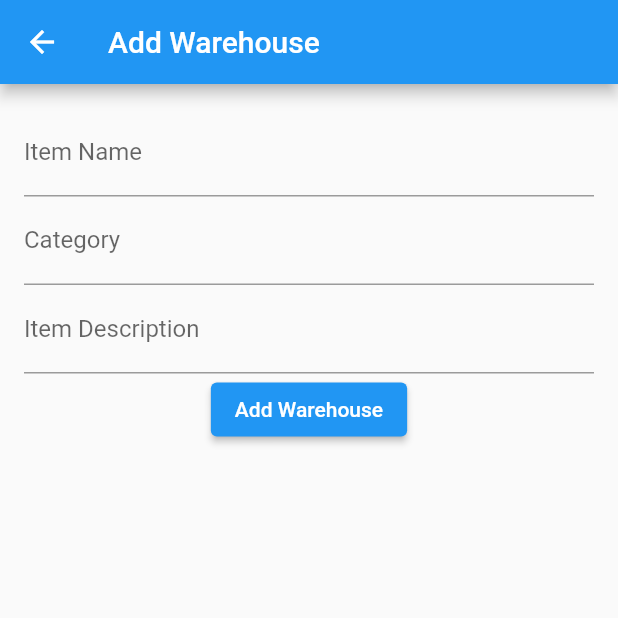
After one commit to alfaalexx/warebox_seller, a Flutter app: the AddWarehousePage screen opened directly, after a tap on "Add Warehouse", after a tap on the "add" icon, on a phone screen of 412 x 824 dp, the top half of it. The commit adds this screen. Run offline on Flutter 3.47's test engine with Material 2 defaults, Android fonts, the phone set to English and light mode, and no system bars; our stand-ins replace cloud_firestore, firebase_auth, firebase_core, firebase_storage, font_awesome_flutter, google_fonts and 1 more; accounts and stored records are empty.

Commit message:
membuat fitur add warehouse

```diff
--- a/lib/pages/dashboard/dashboard_screen.dart
+++ b/lib/pages/dashboard/dashboard_screen.dart
@@ -1,6 +1,7 @@
 import 'package:flutter/material.dart';
 import 'package:warebox_seller/pages/home/home_screen.dart';
 import 'package:warebox_seller/pages/profile/profile_page.dart';
+import 'package:warebox_seller/pages/warehouse/warehouse_page.dart';
 
 class DashboardScreen extends StatefulWidget {
   const DashboardScreen({Key? key}) : super(key: key);
@@ -14,9 +15,7 @@ class _DashboardScreenState extends State<DashboardScreen> {
 
   final List<Widget> _pages = [
     const HomeScreen(),
-    const Center(
-      child: Text('Null'),
-    ),
+    const MyWarehousePage(),
     const ProfilePage(),
   ];
 
@@ -40,8 +39,8 @@ class _DashboardScreenState extends State<DashboardScreen> {
             label: 'Home',
           ),
           BottomNavigationBarItem(
-            icon: Icon(Icons.notifications),
-            label: 'Notification',
+            icon: ImageIcon(AssetImage("assets/images/myWarehouseIcon.png")),
+            label: 'My Warehouse',
           ),
           BottomNavigationBarItem(
             icon: Icon(Icons.person),
--- /dev/null
+++ b/lib/pages/warehouse/add_warehouse_page.dart
@@ -0,0 +1,142 @@
+import 'package:flutter/material.dart';
+import 'package:google_fonts/google_fonts.dart';
+import 'package:cloud_firestore/cloud_firestore.dart';
+import 'package:firebase_auth/firebase_auth.dart';
+import 'package:warebox_seller/pages/warehouse/warehouse_page.dart';
+
+class AddWarehousePage extends StatefulWidget {
+  const AddWarehousePage({Key? key}) : super(key: key);
+
+  @override
+  _AddWarehousePageState createState() => _AddWarehousePageState();
+}
+
+class _AddWarehousePageState extends State<AddWarehousePage> {
+  final FirebaseAuth _auth = FirebaseAuth.instance;
+  final FirebaseFirestore _firestore = FirebaseFirestore.instance;
+
+  // Deklarasikan variabel untuk menyimpan data gudang
+  String itemName = '';
+  String category = '';
+  String itemDescription = '';
+  String uid = ''; // Variabel untuk UID pengguna
+
+  // Controller untuk field-field yang memerlukan input
+  final itemNameController = TextEditingController();
+  final categoryController = TextEditingController();
+  final itemDescriptionController = TextEditingController();
+
+  @override
+  void initState() {
+    super.initState();
+    // Dapatkan UID pengguna saat halaman diinisialisasi
+    _getUserUID();
+  }
+
+  // Fungsi untuk mendapatkan UID pengguna
+  Future<void> _getUserUID() async {
+    final User? user = _auth.currentUser;
+    if (user != null) {
+      setState(() {
+        uid = user.uid;
+      });
+    }
+  }
+
+  // Fungsi untuk menyimpan data gudang ke Firebase Firestore
+  Future<void> saveWarehouseData() async {
+    // Buat objek Map dengan semua data gudang
+    Map<String, dynamic> warehouseData = {
+      'itemName': itemName,
+      'category': category,
+      'itemDescription': itemDescription,
+      'uid': uid, // Simpan UID pengguna dalam dokumen gudang
+      // Dan seterusnya untuk semua field lainnya
+    };
+
+    // Simpan data ke Firebase Firestore
+    try {
+      await _firestore.collection('warehouses').add(warehouseData);
+      // Data berhasil disimpan
+      ScaffoldMessenger.of(context).showSnackBar(
+        SnackBar(
+          content: Text('Warehouse added successfully!'),
+        ),
+      );
+
+      // Navigasi kembali ke halaman "My Warehouse" setelah berhasil menambahkan gudang
+      Navigator.pushReplacement(
+        context,
+        MaterialPageRoute(builder: (context) => MyWarehousePage()),
+      );
+    } catch (e) {
+      // Terjadi kesalahan
+      ScaffoldMessenger.of(context).showSnackBar(SnackBar(
+        content: Text('Error adding warehouse: $e'),
+      ));
+    }
+  }
+
+  @override
+  Widget build(BuildContext context) {
+    return Scaffold(
+      appBar: AppBar(
+        title: Text('Add Warehouse'),
+      ),
+      body: SingleChildScrollView(
+        padding: EdgeInsets.all(16.0),
+        child: Column(
+          children: [
+            // Field untuk Item Name
+            TextFormField(
+              controller: itemNameController,
+              decoration: InputDecoration(labelText: 'Item Name'),
+              onChanged: (value) {
+                setState(() {
+                  itemName = value;
+                });
+              },
+            ),
+            // Field untuk Category
+            TextFormField(
+              controller: categoryController,
+              decoration: InputDecoration(labelText: 'Category'),
+              onChanged: (value) {
+                setState(() {
+                  category = value;
+                });
+              },
+            ),
+            // Field untuk Item Description
+            TextFormField(
+              controller: itemDescriptionController,
+              decoration: InputDecoration(labelText: 'Item Description'),
+              onChanged: (value) {
+                setState(() {
+                  itemDescription = value;
+                });
+              },
+            ),
+            // Tombol untuk menyimpan data
+            ElevatedButton(
+              onPressed: () {
+                // Panggil fungsi untuk menyimpan data gudang ke Firebase Firestore
+                saveWarehouseData();
+              },
+              child: Text('Add Warehouse'),
+            ),
+          ],
+        ),
+      ),
+    );
+  }
+
+  @override
+  void dispose() {
+    // Dispose controller saat halaman dihapus
+    itemNameController.dispose();
+    categoryController.dispose();
+    itemDescriptionController.dispose();
+    super.dispose();
+  }
+}
--- /dev/null
+++ b/lib/pages/warehouse/warehouse_page.dart
@@ -0,0 +1,104 @@
+import 'package:cloud_firestore/cloud_firestore.dart';
+import 'package:flutter/material.dart';
+import 'package:warebox_seller/pages/warehouse/add_warehouse_page.dart';
+import 'package:warebox_seller/utils/custom_themes.dart';
+import 'package:font_awesome_flutter/font_awesome_flutter.dart';
+import 'package:google_fonts/google_fonts.dart';
+
+class MyWarehousePage extends StatefulWidget {
+  const MyWarehousePage({super.key});
+
+  @override
+  State<MyWarehousePage> createState() => _MyWarehousePageState();
+}
+
+class _MyWarehousePageState extends State<MyWarehousePage> {
+  @override
+  Widget build(BuildContext context) {
+    return Scaffold(
+      appBar: AppBar(
+        backgroundColor: Colors.white,
+        automaticallyImplyLeading: true,
+        leading: Align(
+          alignment: const AlignmentDirectional(0.00, 0.00),
+          child: IconButton(
+            icon: const Icon(
+              Icons.menu,
+              color: Colors.black,
+              size: 24,
+            ),
+            onPressed: () {},
+          ),
+        ),
+        title: Align(
+          alignment: const AlignmentDirectional(0.00, 0.00),
+          child: Padding(
+            padding: const EdgeInsetsDirectional.fromSTEB(0, 0, 50, 0),
+            child: Text(
+              'My Warehouse',
+              textAlign: TextAlign.start,
+              style: GoogleFonts.plusJakartaSans(
+                  fontSize: 16,
+                  fontWeight: FontWeight.w500,
+                  color: Colors.black),
+            ),
+          ),
+        ),
+      ),
+      body: SingleChildScrollView(
+        child: StreamBuilder<QuerySnapshot>(
+          stream:
+              FirebaseFirestore.instance.collection('warehouses').snapshots(),
+          builder: (context, snapshot) {
+            if (snapshot.connectionState == ConnectionState.waiting) {
+              // Tampilkan indikator loading saat data dimuat
+              return Center(
+                child: CircularProgressIndicator(),
+              );
+            }
+            if (snapshot.hasError) {
+              // Tampilkan pesan kesalahan jika ada kesalahan
+              return Center(
+                child: Text('Error: ${snapshot.error}'),
+              );
+            }
+            if (!snapshot.hasData || snapshot.data!.docs.isEmpty) {
+              // Tampilkan pesan jika tidak ada data
+              return Center(
+                child: Text('Data not available'),
+              );
+            }
+
+            final warehouses = snapshot.data!.docs;
+
+            return Column(
+              children: warehouses.map((warehouse) {
+                final warehouseData = warehouse.data() as Map<String, dynamic>;
+
+                // Buat widget kartu untuk setiap gudang
+                return Card(
+                  child: ListTile(
+                    title: Text(warehouseData['itemName'] ?? ''),
+                    subtitle: Text(warehouseData['category'] ?? ''),
+                    // Tambahkan data lain sesuai kebutuhan
+                  ),
+                );
+              }).toList(),
+            );
+          },
+        ),
+      ),
+      // FloatingActionButton untuk menambahkan warehouse baru
+      floatingActionButton: FloatingActionButton(
+        onPressed: () {
+          Navigator.push(
+            context,
+            MaterialPageRoute(builder: (context) => AddWarehousePage()),
+          );
+        },
+        tooltip: 'Tambah Warehouse',
+        child: const Icon(Icons.add),
+      ),
+    );
+  }
+}
```
